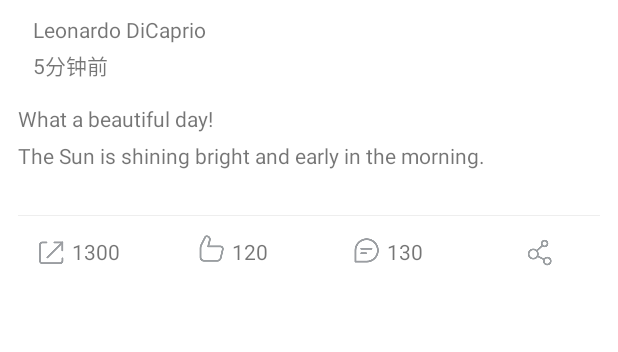
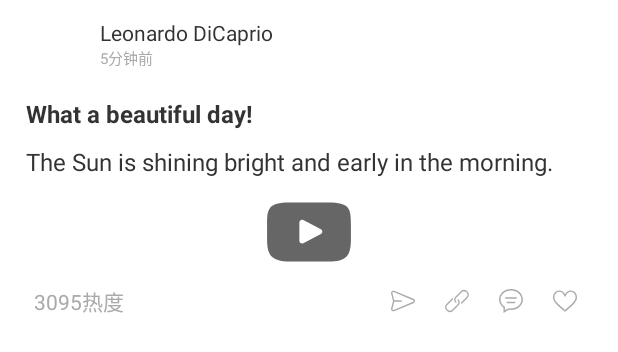
Before and after one commit to homelajiang/AFlow, an Android app: the layout model_video_large.xml on its own in the app's theme, with its tools: preview values and no code run, on a phone screen of 412 x 824 dp. Shown: the top 352 px of the screen. Run offline under Robolectric (Android 15) with nearby library versions, the phone set to English and light mode, and no system bars; plain views replace SimpleDraweeView.

Commit message:
修改样式

```diff
--- a/AFlowAndroid/app/src/main/java/com/anglll/aflow/ui/epoxy/models/VideoLargeModel.java
+++ b/AFlowAndroid/app/src/main/java/com/anglll/aflow/ui/epoxy/models/VideoLargeModel.java
@@ -49,12 +49,6 @@ public abstract class VideoLargeModel extends EpoxyModelWithHolder<VideoLargeMod
         TextView mTitle;
         @BindView(R.id.content)
         TextView mContent;
-        @BindView(R.id.play_content)
-        TextView mPlayContent;
-        @BindView(R.id.comment_count)
-        TextView mCommentCount;
-        @BindView(R.id.banana_count)
-        TextView mBananaCount;
 
         @Override
         protected void bindData(Feed data) {
@@ -76,9 +70,6 @@ public abstract class VideoLargeModel extends EpoxyModelWithHolder<VideoLargeMod
             mContent.setText(content);
 
             mReleaseTime.setText(FuzzyDateFormatter.getTimeAgo(context, data.getReleaseDate()));
-            mPlayContent.setText(String.valueOf(data.getVisit().getViews()));
-            mCommentCount.setText(String.valueOf(data.getVisit().getComments()));
-            mBananaCount.setText(String.valueOf(data.getVisit().getScore()));
         }
 
         public int dp2px(float dpVal) {
--- /dev/null
+++ b/AFlowAndroid/app/src/main/res/drawable/ic_action_comment.xml
@@ -0,0 +1,12 @@
+<?xml version="1.0" encoding="utf-8"?>
+<vector xmlns:android="http://schemas.android.com/apk/res/android"
+    android:width="16dp"
+    android:height="16dp"
+    android:viewportWidth="512"
+    android:viewportHeight="512">
+
+    <path
+        android:fillColor="#000000"
+        android:strokeWidth="1"
+        android:pathData="M335.80556,271.8426l-159.90741,0c-8.82689,0 -15.99074,7.16385 -15.99074,15.99074s7.16385,15.99074 15.99074,15.99074l159.90741,0c8.82689,0 15.99074,-7.16385 15.99074,-15.99074s-7.16385,-15.99074 -15.99074,-15.99074zm31.98148,-95.94445l-223.87038,0c-8.82689,0 -15.99074,7.16385 -15.99074,15.99074s7.16385,15.99074 15.99074,15.99074l223.87038,0c8.82689,0 15.99074,-7.16385 15.99074,-15.99074s-7.16385,-15.99074 -15.99074,-15.99074zm-111.93519,-175.89815c-141.29377,0 -255.85186,100.22955 -255.85186,223.87038c0,70.66361 37.49818,133.57056 95.94445,174.60301l0,113.23033l112.079,-68.00894c15.51165,2.55935 31.46978,4.04597 47.82841,4.04597c141.31049,0 255.85186,-100.22955 255.85186,-223.87038c0,-123.64083 -114.54136,-223.87038 -255.85186,-223.87038zm0,415.75927c-18.67719,0 -36.71474,-2.17474 -54.04912,-5.86871l-75.28483,45.25317l1.00752,-74.16443c-57.70964,-34.71559 -95.54395,-92.08995 -95.54395,-157.10893c0,-105.97033 100.22955,-191.88889 223.87038,-191.88889c123.64083,0 223.87038,85.91857 223.87038,191.88889s-100.22955,191.88889 -223.87038,191.88889z" />
+</vector>
--- /dev/null
+++ b/AFlowAndroid/app/src/main/res/drawable/ic_action_heart.xml
@@ -0,0 +1,9 @@
+<vector xmlns:android="http://schemas.android.com/apk/res/android"
+    android:width="16dp"
+    android:height="16dp"
+    android:viewportHeight="512"
+    android:viewportWidth="512">
+    <path
+        android:fillColor="#FF000000"
+        android:pathData="M474.644,74.27C449.391,45.616 414.358,29.836 376,29.836c-53.948,0 -88.103,32.22 -107.255,59.25c-4.969,7.014 -9.196,14.047 -12.745,20.665c-3.549,-6.618 -7.775,-13.651 -12.745,-20.665c-19.152,-27.03 -53.307,-59.25 -107.255,-59.25c-38.358,0 -73.391,15.781 -98.645,44.435C13.267,101.605 0,138.213 0,177.351c0,42.603 16.633,82.228 52.345,124.7c31.917,37.96 77.834,77.088 131.005,122.397c19.813,16.884 40.302,34.344 62.115,53.429l0.655,0.574c2.828,2.476 6.354,3.713 9.88,3.713s7.052,-1.238 9.88,-3.713l0.655,-0.574c21.813,-19.085 42.302,-36.544 62.118,-53.431c53.168,-45.306 99.085,-84.434 131.002,-122.395C495.367,259.578 512,219.954 512,177.351C512,138.213 498.733,101.605 474.644,74.27zM309.193,401.614c-17.08,14.554 -34.658,29.533 -53.193,45.646c-18.534,-16.111 -36.113,-31.091 -53.196,-45.648C98.745,312.939 30,254.358 30,177.351c0,-31.83 10.605,-61.394 29.862,-83.245C79.34,72.007 106.379,59.836 136,59.836c41.129,0 67.716,25.338 82.776,46.594c13.509,19.064 20.558,38.282 22.962,45.659c2.011,6.175 7.768,10.354 14.262,10.354c6.494,0 12.251,-4.179 14.262,-10.354c2.404,-7.377 9.453,-26.595 22.962,-45.66c15.06,-21.255 41.647,-46.593 82.776,-46.593c29.621,0 56.66,12.171 76.137,34.27C471.395,115.957 482,145.521 482,177.351C482,254.358 413.255,312.939 309.193,401.614z" />
+</vector>
--- /dev/null
+++ b/AFlowAndroid/app/src/main/res/drawable/ic_action_link.xml
@@ -0,0 +1,16 @@
+<?xml version="1.0" encoding="utf-8"?>
+<vector xmlns:android="http://schemas.android.com/apk/res/android"
+    android:width="16dp"
+    android:height="16dp"
+    android:viewportHeight="512"
+    android:viewportWidth="512">
+
+    <path
+        android:fillColor="#000000"
+        android:pathData="M270.60034,222.03836c-5.60737,5.60737 -5.60737,14.60033 0,20.20771c23.17009,23.17009 23.17009,60.83472 0,84.00481l-121.66943,121.66943c-23.17009,23.17009 -60.83472,23.17009 -84.00481,0l-18.30331,-18.30331c-23.17009,-23.17009 -23.17009,-60.83472 0,-84.00481l121.66943,-121.66943c5.60737,-5.60737 5.60737,-14.60033 0,-20.20771s-14.60033,-5.60737 -20.20771,0l-121.66943,121.66943c-16.61052,16.61052 -25.81508,38.72262 -25.81508,62.21011c0,23.48749 9.09876,45.59959 25.81508,62.21011l18.30331,18.30331c17.13952,17.13952 39.67482,25.70928 62.21011,25.70928s45.07059,-8.56976 62.21011,-25.70928l121.66943,-121.66943c34.27904,-34.27904 34.27904,-90.14118 0,-124.42022c-5.50157,-5.60737 -14.60033,-5.60737 -20.20771,0z"
+        android:strokeWidth="1" />
+    <path
+        android:fillColor="#000000"
+        android:pathData="M485.69074,62.1753l-18.30331,-18.30331c-34.27904,-34.27904 -90.14118,-34.27904 -124.42022,0l-121.66943,121.66943c-34.27904,34.27904 -34.27904,90.14118 0,124.42022c5.60737,5.60737 14.60033,5.60737 20.20771,0s5.60737,-14.60033 0,-20.20771c-23.17009,-23.17009 -23.17009,-60.83472 0,-84.00481l121.66943,-121.66943c23.17009,-23.17009 60.83472,-23.17009 84.00481,0l18.30331,18.30331c23.17009,23.17009 23.17009,60.83472 0,84.00481l-121.66943,121.66943c-5.60737,5.60737 -5.60737,14.60033 0,20.20771c2.75079,2.75079 6.45377,4.23198 10.05095,4.23198s7.30017,-1.37539 10.05095,-4.23198l121.66943,-121.66943c16.61052,-16.61052 25.81508,-38.72262 25.81508,-62.21011c0,-23.48749 -9.09876,-45.59959 -25.70928,-62.21011z"
+        android:strokeWidth="1" />
+</vector>
--- /dev/null
+++ b/AFlowAndroid/app/src/main/res/drawable/ic_action_send.xml
@@ -0,0 +1,9 @@
+<vector xmlns:android="http://schemas.android.com/apk/res/android"
+    android:width="16dp"
+    android:height="16dp"
+    android:viewportHeight="512"
+    android:viewportWidth="512">
+    <path
+        android:fillColor="#FF000000"
+        android:pathData="M481.508,210.335L68.414,38.926c-17.403,-7.222 -37.063,-4.045 -51.309,8.287C2.859,59.547 -3.099,78.55 1.557,96.808L42.151,256L1.557,415.192c-4.656,18.258 1.301,37.261 15.547,49.595c14.273,12.358 33.938,15.495 51.31,8.287l413.094,-171.409C500.316,293.861 512,276.363 512,256C512,235.637 500.316,218.139 481.508,210.335zM470.009,273.955L56.916,445.364c-6.947,2.881 -14.488,1.665 -20.175,-3.259c-5.686,-4.923 -7.971,-12.212 -6.113,-19.501L69.287,271h149.065c8.285,0 15.001,-6.716 15.001,-15.001c0,-8.285 -6.716,-15.001 -15.001,-15.001H69.288L30.628,89.396c-1.858,-7.288 0.427,-14.578 6.113,-19.501c5.686,-4.923 13.225,-6.141 20.174,-3.259l413.094,171.409c11.125,4.616 11.99,14.91 11.99,17.955S481.134,269.339 470.009,273.955z" />
+</vector>
--- /dev/null
+++ b/AFlowAndroid/app/src/main/res/drawable/ic_action_video.xml
@@ -0,0 +1,12 @@
+<?xml version="1.0" encoding="utf-8"?>
+<vector xmlns:android="http://schemas.android.com/apk/res/android"
+    android:width="56dp"
+    android:height="56dp"
+    android:viewportWidth="512"
+    android:viewportHeight="512">
+
+    <path
+        android:fillColor="#99000000"
+        android:strokeWidth="1"
+        android:pathData="M491.58253,107.05999c-18.44545,-21.92684 -52.50113,-30.87099 -117.53989,-30.87099l-236.09024,0c-66.52725,0 -101.15987,9.52108 -119.53609,32.86554c-17.91632,22.76093 -17.91632,56.29736 -17.91632,102.71265l0,88.46729c0,89.92116 21.2576,135.57654 137.4524,135.57654l236.09189,0c56.40121,0 87.65463,-7.89248 107.87375,-27.24289c20.73506,-19.84328 29.58195,-52.24233 29.58195,-108.33365l0,-88.46729c0,-48.94885 -1.38629,-82.6831 -19.91746,-104.7072zm-163.01889,161.15456l-107.2078,56.03033c-2.39675,1.25277 -5.01769,1.87422 -7.63533,1.87422c-2.9638,0 -5.92101,-0.79782 -8.54029,-2.38357c-4.93197,-2.98853 -7.94358,-8.33425 -7.94358,-14.1003l0,-111.7013c0,-5.75617 3.00336,-11.09694 7.92545,-14.08712c4.92373,-2.99017 11.04749,-3.19457 16.15584,-0.54067l107.2078,55.66933c5.45451,2.83193 8.87986,8.46282 8.8881,14.60636c0.00659,6.14848 -3.40392,11.78762 -8.85019,14.63273z" />
+</vector>
--- a/AFlowAndroid/app/src/main/res/layout/model_video_large.xml
+++ b/AFlowAndroid/app/src/main/res/layout/model_video_large.xml
@@ -4,28 +4,28 @@
     xmlns:tools="http://schemas.android.com/tools"
     android:layout_width="match_parent"
     android:layout_height="wrap_content"
+    android:paddingStart="17dp"
+    android:paddingEnd="17dp"
     android:orientation="vertical">
 
     <LinearLayout
+        android:paddingTop="10dp"
+        android:paddingBottom="15dp"
         android:layout_width="match_parent"
         android:layout_height="wrap_content"
         android:gravity="center_vertical"
-        android:orientation="horizontal"
-        android:paddingBottom="@dimen/padding_normal"
-        android:paddingEnd="@dimen/card_padding_start"
-        android:paddingStart="@dimen/card_padding_start"
-        android:paddingTop="@dimen/padding_normal">
+        android:orientation="horizontal">
 
         <com.facebook.drawee.view.SimpleDraweeView
             android:id="@+id/avatar"
-            android:layout_width="wrap_content"
-            android:layout_height="wrap_content"
+            android:layout_width="39dp"
+            android:layout_height="39dp"
             app:roundAsCircle="true"
             app:viewAspectRatio="1" />
 
-        <LinearLayout
+        <RelativeLayout
             android:layout_width="0dp"
-            android:layout_height="wrap_content"
+            android:layout_height="39dp"
             android:layout_marginEnd="@dimen/padding_normal"
             android:layout_marginStart="@dimen/padding_normal"
             android:layout_weight="1"
@@ -35,16 +35,23 @@
                 android:id="@+id/owner_name"
                 android:layout_width="wrap_content"
                 android:layout_height="wrap_content"
+                android:layout_alignParentTop="true"
                 android:lines="1"
+                android:layout_marginTop="2dp"
+                android:textColor="@color/text_black"
+                android:textSize="14sp"
                 tools:text="Leonardo DiCaprio" />
 
             <TextView
                 android:id="@+id/release_time"
                 android:layout_width="wrap_content"
                 android:layout_height="wrap_content"
-                android:layout_marginTop="3dp"
+                android:layout_alignParentBottom="true"
+                android:layout_marginBottom="3dp"
+                android:textColor="@color/grey"
+                android:textSize="10sp"
                 tools:text="5分钟前" />
-        </LinearLayout>
+        </RelativeLayout>
 
         <TextView
             android:layout_width="wrap_content"
@@ -57,25 +64,26 @@
     <LinearLayout
         android:layout_width="match_parent"
         android:layout_height="wrap_content"
-        android:orientation="vertical"
-        android:paddingBottom="@dimen/padding_normal"
-        android:paddingEnd="@dimen/card_padding_start"
-        android:paddingStart="@dimen/card_padding_start"
-        android:paddingTop="@dimen/padding_small">
+        android:orientation="vertical">
 
         <TextView
             android:id="@+id/title"
-            android:layout_width="wrap_content"
+            style="@style/TextTitle"
+            android:layout_width="match_parent"
             android:layout_height="wrap_content"
-            android:layout_marginBottom="@dimen/padding_small"
+            android:layout_marginBottom="10dp"
             android:maxLines="2"
+            android:textSize="16sp"
+            android:textStyle="bold"
             tools:text="What a beautiful day!" />
 
         <TextView
             android:id="@+id/content"
-            android:layout_width="wrap_content"
+            style="@style/TextContent"
+            android:layout_width="match_parent"
             android:layout_height="wrap_content"
-            android:layout_marginBottom="@dimen/padding_normal"
+            android:textSize="16sp"
+            android:layout_marginBottom="8dp"
             android:maxLines="4"
             tools:text="The Sun is shining bright and early in the morning." />
 
@@ -83,104 +91,72 @@
 
     <FrameLayout
         android:layout_width="match_parent"
-        android:layout_height="wrap_content"
-        android:layout_marginEnd="@dimen/card_padding_start"
-        android:layout_marginStart="@dimen/card_padding_start">
+        android:layout_height="wrap_content">
 
         <com.facebook.drawee.view.SimpleDraweeView
             android:id="@+id/cover"
             android:layout_width="match_parent"
             android:layout_height="wrap_content"
-            app:viewAspectRatio="@dimen/video_ratio_normal" />
+            app:viewAspectRatio="@dimen/video_ratio_normal"
+            tools:background="@color/grey_light" />
+
+        <android.support.v7.widget.AppCompatImageView
+            android:layout_width="wrap_content"
+            android:layout_gravity="center"
+            app:srcCompat="@drawable/ic_action_video"
+            android:layout_height="wrap_content" />
     </FrameLayout>
 
-    <View
-        android:layout_width="match_parent"
-        android:layout_height="1px"
-        android:layout_marginEnd="@dimen/card_padding_start"
-        android:layout_marginStart="@dimen/card_padding_start"
-        android:layout_marginTop="@dimen/padding_normal"
-        android:background="@color/grey_light" />
-
-    <LinearLayout
+    <RelativeLayout
         android:layout_width="match_parent"
         android:layout_height="wrap_content"
         android:orientation="horizontal">
 
-        <LinearLayout
-            android:layout_width="0dp"
+        <TextView
+            android:id="@+id/heat"
+            android:layout_width="wrap_content"
             android:layout_height="wrap_content"
-            android:layout_weight="1"
-            android:gravity="center"
-            android:paddingBottom="@dimen/card_padding_start"
-            android:paddingTop="@dimen/card_padding_start">
+            android:layout_centerVertical="true"
+            android:textColor="@color/grey"
+            android:layout_marginStart="5dp"
+            android:text="3095热度" />
 
-            <TextView
-                android:id="@+id/play_content"
-                android:layout_width="wrap_content"
-                android:layout_height="wrap_content"
-                android:drawablePadding="2dp"
-                android:drawableStart="@drawable/ic_more_repost"
-                android:gravity="center"
-                android:singleLine="true"
-                tools:text="1300" />
-        </LinearLayout>
+        <android.support.v7.widget.AppCompatImageView
+            android:id="@+id/action_like"
+            android:layout_width="36dp"
+            android:layout_height="36dp"
+            android:layout_alignParentEnd="true"
+            android:scaleType="center"
+            android:tint="@color/grey"
+            app:srcCompat="@drawable/ic_action_heart" />
 
-        <LinearLayout
-            android:layout_width="0dp"
-            android:layout_height="wrap_content"
-            android:layout_weight="1"
-            android:gravity="center"
-            android:paddingBottom="@dimen/card_padding_start"
-            android:paddingTop="@dimen/card_padding_start">
+        <android.support.v7.widget.AppCompatImageView
+            android:id="@+id/action_comment"
+            android:layout_width="36dp"
+            android:layout_height="36dp"
+            android:layout_toStartOf="@id/action_like"
+            android:scaleType="center"
+            android:tint="@color/grey"
+            app:srcCompat="@drawable/ic_action_comment" />
 
-            <TextView
-                android:id="@+id/banana_count"
-                android:layout_width="wrap_content"
-                android:layout_height="wrap_content"
-                android:drawablePadding="2dp"
-                android:drawableStart="@drawable/ic_home_like"
-                android:gravity="center"
-                android:singleLine="true"
-                tools:text="120" />
-        </LinearLayout>
+        <android.support.v7.widget.AppCompatImageView
+            android:id="@+id/action_link"
+            android:layout_width="36dp"
+            android:layout_height="36dp"
+            android:layout_toStartOf="@id/action_comment"
+            android:scaleType="center"
+            android:tint="@color/grey"
+            app:srcCompat="@drawable/ic_action_link" />
 
-        <LinearLayout
-            android:layout_width="0dp"
-            android:layout_height="wrap_content"
-            android:layout_weight="1"
-            android:gravity="center"
-            android:paddingBottom="@dimen/card_padding_start"
-            android:paddingTop="@dimen/card_padding_start">
+        <android.support.v7.widget.AppCompatImageView
+            android:id="@+id/action_share"
+            android:layout_width="36dp"
+            android:layout_height="36dp"
+            android:layout_toStartOf="@id/action_link"
+            android:scaleType="center"
+            android:tint="@color/grey"
+            app:srcCompat="@drawable/ic_action_send" />
 
-            <TextView
-                android:id="@+id/comment_count"
-                android:layout_width="wrap_content"
-                android:layout_height="wrap_content"
-                android:drawablePadding="2dp"
-                android:drawableStart="@drawable/ic_home_reply"
-                android:gravity="center"
-                android:singleLine="true"
-                tools:text="130" />
-        </LinearLayout>
-
-        <LinearLayout
-            android:layout_width="0dp"
-            android:layout_height="wrap_content"
-            android:layout_weight="1"
-            android:gravity="center"
-            android:paddingBottom="@dimen/card_padding_start"
-            android:paddingTop="@dimen/card_padding_start">
-
-            <TextView
-                android:id="@+id/action_share"
-                android:layout_width="wrap_content"
-                android:layout_height="wrap_content"
-                android:drawableStart="@drawable/ic_more_share"
-                android:gravity="center"
-                android:singleLine="true" />
-        </LinearLayout>
-
-    </LinearLayout>
+    </RelativeLayout>
 
 </LinearLayout>
```
